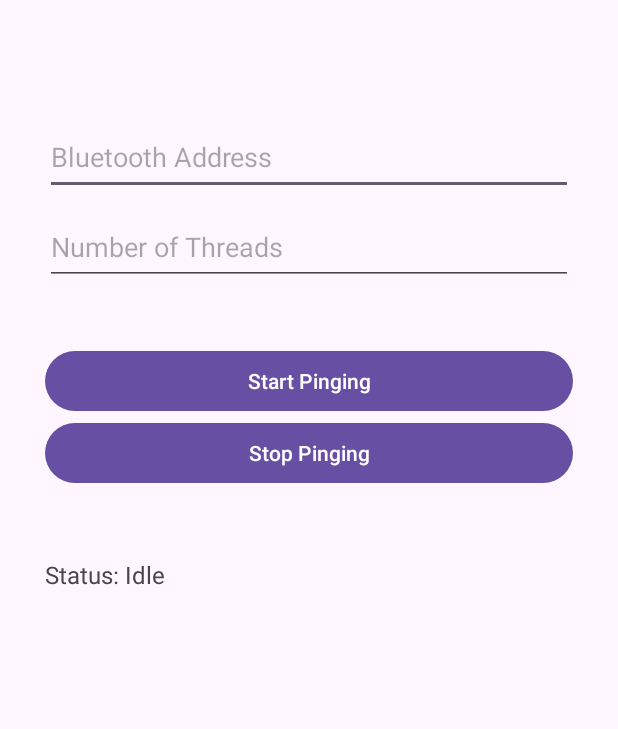
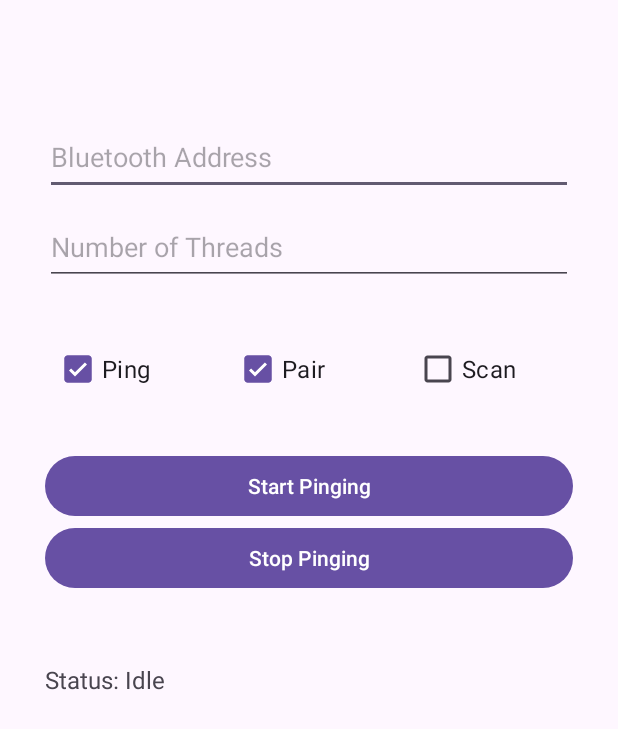
Before and after one commit to Debetome/blue-pinger, an Android app: the screen it shows after launch (MainActivity), on a phone screen of 412 x 824 dp. Shown: the top 729 px of the screen. Run offline under Robolectric (Android 15) with nearby library versions, the phone set to English and light mode, and no system bars.

Commit message:
Adding service checkboxes

```diff
--- a/app/src/main/java/com/example/bluepinggui/MainActivity.java
+++ b/app/src/main/java/com/example/bluepinggui/MainActivity.java
@@ -10,14 +10,18 @@ import android.provider.Settings;
 import android.widget.EditText;
 import android.widget.Button;
 import android.widget.TextView;
+import android.widget.CheckBox;
 import android.widget.Toast;
 import android.Manifest;
+import android.util.Log;
 
 import androidx.annotation.NonNull;
 import androidx.appcompat.app.AlertDialog;
 import androidx.appcompat.app.AppCompatActivity;
 import androidx.core.app.ActivityCompat;
 import androidx.core.content.ContextCompat;
+
+import java.util.Arrays;
 
 import com.example.bluepinggui.target.profile.TargetProfile;
 import com.example.bluepinggui.target.profile.TargetProfileBuilder;
@@ -31,6 +35,10 @@ public class MainActivity extends AppCompatActivity {
     private EditText etBluetoothAddress1;
     private EditText etThreadCount;
     private TextView tvStatus;
+
+    private CheckBox cbPing;
+    private CheckBox cbPair;
+    private CheckBox cbScan;
 
     private PowerManager.WakeLock wakeLock;
     private TargetProfile targetProfile;
@@ -51,6 +59,10 @@ public class MainActivity extends AppCompatActivity {
 
         Button btnStartPinging = findViewById(R.id.btn_start_pinging);
         Button btnStopPinging = findViewById(R.id.btn_stop_pinging);
+
+        cbPing = findViewById(R.id.cb_ping);
+        cbPair = findViewById(R.id.cb_pair);
+        cbScan = findViewById(R.id.cb_scan);
 
         btnStartPinging.setOnClickListener(v -> {
             String address = etBluetoothAddress1.getText().toString().trim();
@@ -75,9 +87,30 @@ public class MainActivity extends AppCompatActivity {
             wakeLock = powerManager.newWakeLock(PowerManager.PARTIAL_WAKE_LOCK, "BluetoothPingerService::WakeLock");
             wakeLock.acquire();
 
+            BlueServiceType[] blueServices = new BlueServiceType[3];
+            int serviceIndex = 0;
+
+            if (cbPing.isChecked()) {
+                blueServices[serviceIndex++] = BlueServiceType.PING;
+            }
+            if (cbPair.isChecked()) {
+                blueServices[serviceIndex++] = BlueServiceType.PAIR;
+            }
+            if (cbScan.isChecked()) {
+                blueServices[serviceIndex++] = BlueServiceType.SCAN;
+            }
+
+            if (serviceIndex == 0) {
+                Toast.makeText(this, "At least one service has to be checked/activated (Ping, Pair or Scan).", Toast.LENGTH_LONG).show();
+                Log.e(TAG, "At least one service has to be checked/activated (Ping, Pair or Scan).");
+                setStatus("Error, you need to check at least one of checkboxes");
+                return;
+            }
+
+            blueServices = Arrays.copyOf(blueServices, serviceIndex);
             targetProfile = new TargetProfileBuilder()
                     .bluetoothAddress(address)
-                    .services(new BlueServiceType[]{ BlueServiceType.PING, BlueServiceType.PAIR, BlueServiceType.SCAN })
+                    .services(blueServices)
                     .threadCount(threadCount)
                     .build();
 
--- a/app/src/main/res/layout/activity_main.xml
+++ b/app/src/main/res/layout/activity_main.xml
@@ -29,7 +29,48 @@
             android:layout_height="50dp"
             android:hint="Number of Threads"
             android:inputType="number"
-            android:layout_marginBottom="40dp"/>
+            android:layout_marginBottom="30dp"/>
+
+        <LinearLayout xmlns:android="http://schemas.android.com/apk/res/android"
+            android:layout_width="match_parent"
+            android:layout_height="50dp"
+            android:orientation="horizontal"
+            android:gravity="center_horizontal"
+            android:paddingTop="2dp"
+            android:paddingLeft="10dp"
+            android:paddingRight="30dp"
+            android:layout_marginBottom="30dp">
+
+            <CheckBox
+                android:id="@+id/cb_ping"
+                android:layout_width="80dp"
+                android:layout_height="match_parent"
+                android:text="Ping"
+                android:textSize="16sp"
+                android:layout_marginRight="20dp"
+                android:layout_marginLeft="20dp"
+                android:checked="true"/>
+
+            <CheckBox
+                android:id="@+id/cb_pair"
+                android:layout_width="80dp"
+                android:layout_height="match_parent"
+                android:text="Pair"
+                android:textSize="16sp"
+                android:layout_marginRight="20dp"
+                android:layout_marginLeft="20dp"
+                android:checked="true"/>
+
+            <CheckBox
+                android:id="@+id/cb_scan"
+                android:layout_width="80dp"
+                android:layout_height="match_parent"
+                android:text="Scan"
+                android:textSize="16sp"
+                android:layout_marginRight="20dp"
+                android:layout_marginLeft="20dp"/>
+
+        </LinearLayout>
 
         <Button
             android:id="@+id/btn_start_pinging"
```
